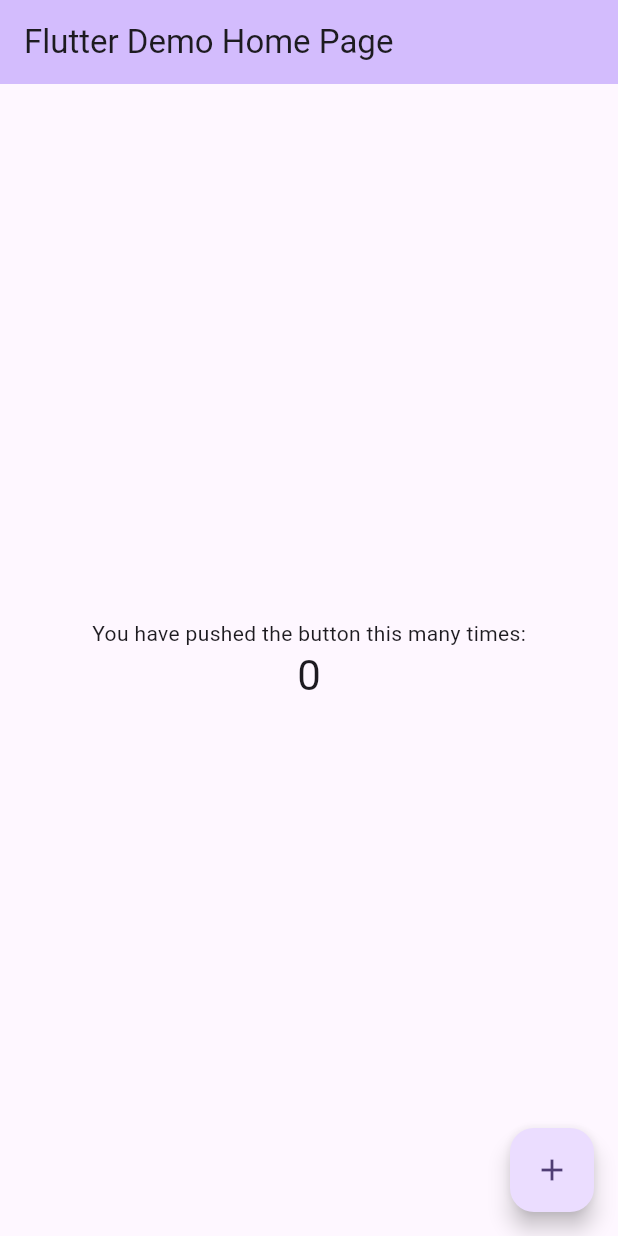
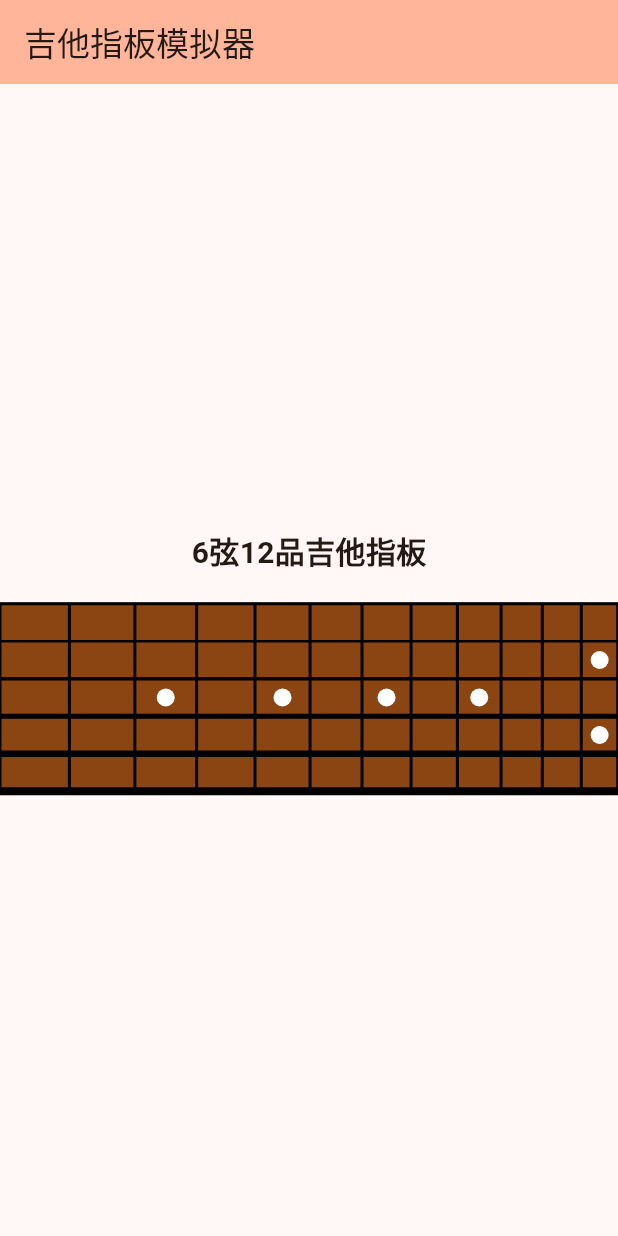
Before and after one commit to SheepYang1993/juejin_trae_solo_guitar_flutter, a Flutter app: the screen it shows after launch, on a phone screen of 412 x 824 dp. Run offline on Flutter 3.47's test engine with Material 3 defaults, Android fonts, the phone set to English and light mode, and no system bars.

Commit message:
完成第二天内容

```diff
--- a/lib/main.dart
+++ b/lib/main.dart
@@ -1,4 +1,5 @@
 import 'package:flutter/material.dart';
+import 'components/guitar_fretboard_painter.dart';
 
 void main() {
   runApp(const MyApp());
@@ -7,116 +8,45 @@ void main() {
 class MyApp extends StatelessWidget {
   const MyApp({super.key});
 
-  // This widget is the root of your application.
   @override
   Widget build(BuildContext context) {
     return MaterialApp(
-      title: 'Flutter Demo',
+      title: '吉他指板模拟器',
       theme: ThemeData(
-        // This is the theme of your application.
-        //
-        // TRY THIS: Try running your application with "flutter run". You'll see
-        // the application has a purple toolbar. Then, without quitting the app,
-        // try changing the seedColor in the colorScheme below to Colors.green
-        // and then invoke "hot reload" (save your changes or press the "hot
-        // reload" button in a Flutter-supported IDE, or press "r" if you used
-        // the command line to start the app).
-        //
-        // Notice that the counter didn't reset back to zero; the application
-        // state is not lost during the reload. To reset the state, use hot
-        // restart instead.
-        //
-        // This works for code too, not just values: Most code changes can be
-        // tested with just a hot reload.
-        colorScheme: ColorScheme.fromSeed(seedColor: Colors.deepPurple),
+        colorScheme: ColorScheme.fromSeed(seedColor: Colors.brown),
       ),
-      home: const MyHomePage(title: 'Flutter Demo Home Page'),
+      home: const GuitarFretboardPage(),
     );
   }
 }
 
-class MyHomePage extends StatefulWidget {
-  const MyHomePage({super.key, required this.title});
-
-  // This widget is the home page of your application. It is stateful, meaning
-  // that it has a State object (defined below) that contains fields that affect
-  // how it looks.
-
-  // This class is the configuration for the state. It holds the values (in this
-  // case the title) provided by the parent (in this case the App widget) and
-  // used by the build method of the State. Fields in a Widget subclass are
-  // always marked "final".
-
-  final String title;
-
-  @override
-  State<MyHomePage> createState() => _MyHomePageState();
-}
-
-class _MyHomePageState extends State<MyHomePage> {
-  int _counter = 0;
-
-  void _incrementCounter() {
-    setState(() {
-      // This call to setState tells the Flutter framework that something has
-      // changed in this State, which causes it to rerun the build method below
-      // so that the display can reflect the updated values. If we changed
-      // _counter without calling setState(), then the build method would not be
-      // called again, and so nothing would appear to happen.
-      _counter++;
-    });
-  }
+class GuitarFretboardPage extends StatelessWidget {
+  const GuitarFretboardPage({super.key});
 
   @override
   Widget build(BuildContext context) {
-    // This method is rerun every time setState is called, for instance as done
-    // by the _incrementCounter method above.
-    //
-    // The Flutter framework has been optimized to make rerunning build methods
-    // fast, so that you can just rebuild anything that needs updating rather
-    // than having to individually change instances of widgets.
     return Scaffold(
       appBar: AppBar(
-        // TRY THIS: Try changing the color here to a specific color (to
-        // Colors.amber, perhaps?) and trigger a hot reload to see the AppBar
-        // change color while the other colors stay the same.
         backgroundColor: Theme.of(context).colorScheme.inversePrimary,
-        // Here we take the value from the MyHomePage object that was created by
-        // the App.build method, and use it to set our appbar title.
-        title: Text(widget.title),
+        title: const Text('吉他指板模拟器'),
       ),
       body: Center(
-        // Center is a layout widget. It takes a single child and positions it
-        // in the middle of the parent.
         child: Column(
-          // Column is also a layout widget. It takes a list of children and
-          // arranges them vertically. By default, it sizes itself to fit its
-          // children horizontally, and tries to be as tall as its parent.
-          //
-          // Column has various properties to control how it sizes itself and
-          // how it positions its children. Here we use mainAxisAlignment to
-          // center the children vertically; the main axis here is the vertical
-          // axis because Columns are vertical (the cross axis would be
-          // horizontal).
-          //
-          // TRY THIS: Invoke "debug painting" (choose the "Toggle Debug Paint"
-          // action in the IDE, or press "p" in the console), to see the
-          // wireframe for each widget.
           mainAxisAlignment: MainAxisAlignment.center,
           children: <Widget>[
-            const Text('You have pushed the button this many times:'),
-            Text(
-              '$_counter',
-              style: Theme.of(context).textTheme.headlineMedium,
+            const Text(
+              '6弦12品吉他指板',
+              style: TextStyle(fontSize: 20, fontWeight: FontWeight.bold),
+            ),
+            const SizedBox(height: 20),
+            // 使用吉他指板组件
+            const GuitarFretboardWidget(
+              width: 500,
+              height: 125,
             ),
           ],
         ),
       ),
-      floatingActionButton: FloatingActionButton(
-        onPressed: _incrementCounter,
-        tooltip: 'Increment',
-        child: const Icon(Icons.add),
-      ), // This trailing comma makes auto-formatting nicer for build methods.
     );
   }
 }
--- /dev/null
+++ b/lib/models/guitar_fretboard.dart
@@ -0,0 +1,82 @@
+import 'dart:math';
+
+// 吉他指板数据模型
+
+/// 吉他弦类
+class GuitarString {
+  final int stringNumber; // 弦号，1-6，1为最细弦
+  final String note; // 空弦音
+  final double gauge; // 弦径
+
+  GuitarString({
+    required this.stringNumber,
+    required this.note,
+    required this.gauge,
+  });
+}
+
+/// 吉他品丝类
+class Fret {
+  final int fretNumber; // 品号，0为空弦
+  final double position; // 品丝位置（从琴头到琴桥的距离比例）
+
+  Fret({required this.fretNumber, required this.position});
+}
+
+/// 吉他指板类
+class GuitarFretboard {
+  final int stringCount; // 弦数
+  final int fretCount; // 品数
+  final List<GuitarString> strings; // 弦列表
+  final List<Fret> frets; // 品丝列表
+  final double width; // 指板宽度
+  final double height; // 指板高度
+
+  GuitarFretboard({
+    this.stringCount = 6,
+    this.fretCount = 12,
+    required this.width,
+    required this.height,
+  }) : strings = _createStrings(stringCount),
+       frets = _createFrets(fretCount);
+
+  // 创建弦列表
+  static List<GuitarString> _createStrings(int count) {
+    // 标准吉他调弦：E A D G B E（从6弦到1弦）
+    // 6弦：最粗，1弦：最细
+    final standardTuning = ['E', 'A', 'D', 'G', 'B', 'E'];
+    final standardGauges = [0.054, 0.042, 0.032, 0.024, 0.016, 0.012];
+
+    final strings = <GuitarString>[];
+    for (int i = 0; i < count; i++) {
+      strings.add(
+        GuitarString(
+          stringNumber: i + 1,
+          note: standardTuning[i],
+          gauge: standardGauges[i],
+        ),
+      );
+    }
+    return strings;
+  }
+
+  // 创建品丝列表
+  static List<Fret> _createFrets(int count) {
+    final frets = <Fret>[];
+    // 空弦位置
+    frets.add(Fret(fretNumber: 0, position: 0.0));
+
+    // 计算12品的原始位置值，用于缩放所有品丝位置
+    final twelfthFretPosition = 1.0 - 1.0 / (pow(2, 12 / 12.0));
+
+    // 计算品丝位置，使用12平均律，并缩放使得12品位于指板最右端
+    for (int i = 1; i <= count; i++) {
+      // 品丝位置公式：1 - 1 / (2^(i/12))
+      final rawPosition = 1.0 - 1.0 / (pow(2, i / 12.0));
+      // 缩放位置，使得12品位于指板最右端（位置为1.0）
+      final position = rawPosition / twelfthFretPosition;
+      frets.add(Fret(fretNumber: i, position: position));
+    }
+    return frets;
+  }
+}
```
Also changed, not shown: lib/components/guitar_fretboard_painter.dart (added, +184 -0 lines), 3 other files.
